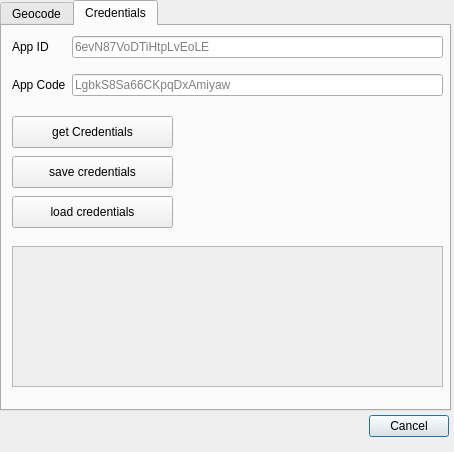
First picture: the form in hereqgis_dialog_base.ui, repository riccardoklinger/Hqgis, before the edit.
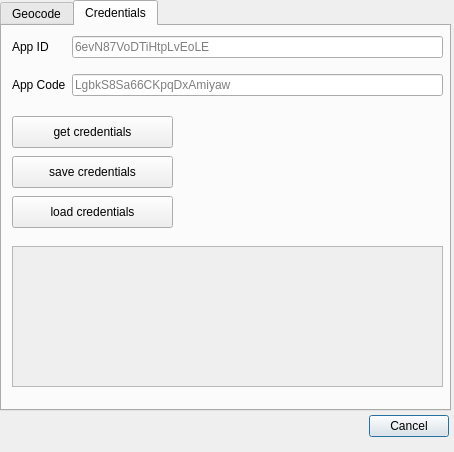
Second picture: the form after the edit. The open tabs and pages were chosen to show the change.

Commit message: opens link to acquire credentials

The edit to the form file:
```diff
--- a/hereqgis_dialog_base.ui
+++ b/hereqgis_dialog_base.ui
@@ -345,7 +345,7 @@
       </rect>
      </property>
      <property name="text">
-      <string>get Credentials</string>
+      <string>get credentials</string>
      </property>
     </widget>
     <widget class="QPushButton" name="loadCreds">
```
The commit also changes 2 other files.
